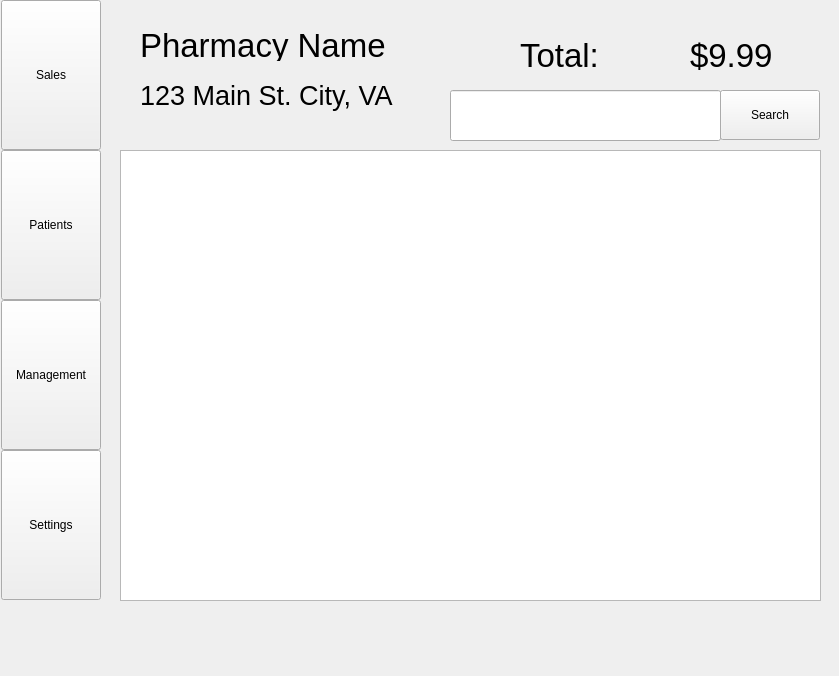
Old version of the form mainwindow.ui in the repository WNewsome/Pharmaceutical-Point-of-Sale.
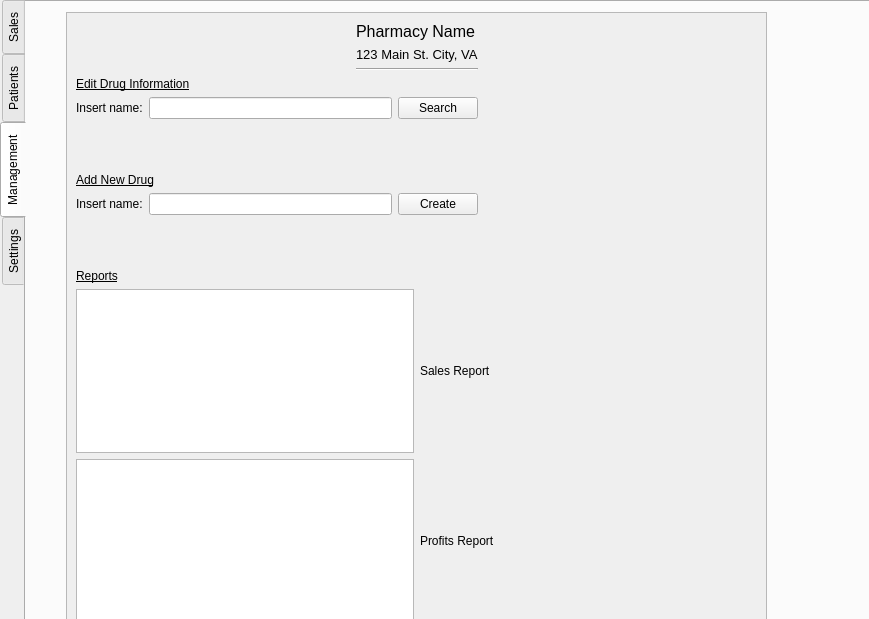
New version of the form. The open tabs and pages were chosen to show the change.

Commit message:
Setting/Managment
Added more to mangament/Added settings

Patch:
```diff
--- a/mainwindow.ui
+++ b/mainwindow.ui
@@ -6,8 +6,8 @@
    <rect>
     <x>0</x>
     <y>0</y>
-    <width>839</width>
-    <height>676</height>
+    <width>869</width>
+    <height>619</height>
    </rect>
   </property>
   <property name="windowTitle">
@@ -17,193 +17,579 @@
    <bool>true</bool>
   </property>
   <widget class="QWidget" name="centralwidget">
-   <widget class="QWidget" name="gridLayoutWidget">
+   <widget class="QTabWidget" name="tabWidget">
     <property name="geometry">
      <rect>
       <x>0</x>
       <y>0</y>
-      <width>102</width>
-      <height>601</height>
+      <width>871</width>
+      <height>681</height>
      </rect>
     </property>
-    <layout class="QGridLayout" name="gridLayout">
-     <property name="verticalSpacing">
-      <number>0</number>
-     </property>
-     <item row="0" column="0">
-      <widget class="QPushButton" name="pushButton">
-       <property name="maximumSize">
-        <size>
-         <width>100</width>
-         <height>150</height>
-        </size>
+    <property name="layoutDirection">
+     <enum>Qt::LeftToRight</enum>
+    </property>
+    <property name="tabPosition">
+     <enum>QTabWidget::West</enum>
+    </property>
+    <property name="currentIndex">
+     <number>3</number>
+    </property>
+    <widget class="QWidget" name="tab">
+     <attribute name="title">
+      <string>Sales</string>
+     </attribute>
+     <widget class="QLabel" name="label">
+      <property name="geometry">
+       <rect>
+        <x>400</x>
+        <y>20</y>
+        <width>131</width>
+        <height>51</height>
+       </rect>
+      </property>
+      <property name="font">
+       <font>
+        <pointsize>25</pointsize>
+       </font>
+      </property>
+      <property name="text">
+       <string>Total:</string>
+      </property>
+     </widget>
+     <widget class="QPushButton" name="search_button">
+      <property name="geometry">
+       <rect>
+        <x>650</x>
+        <y>80</y>
+        <width>100</width>
+        <height>50</height>
+       </rect>
+      </property>
+      <property name="maximumSize">
+       <size>
+        <width>100</width>
+        <height>100</height>
+       </size>
+      </property>
+      <property name="text">
+       <string>Search</string>
+      </property>
+     </widget>
+     <widget class="QLabel" name="label_4">
+      <property name="geometry">
+       <rect>
+        <x>40</x>
+        <y>70</y>
+        <width>311</width>
+        <height>31</height>
+       </rect>
+      </property>
+      <property name="font">
+       <font>
+        <pointsize>20</pointsize>
+       </font>
+      </property>
+      <property name="text">
+       <string>123 Main St. City, VA</string>
+      </property>
+     </widget>
+     <widget class="QListWidget" name="items_list">
+      <property name="geometry">
+       <rect>
+        <x>50</x>
+        <y>140</y>
+        <width>701</width>
+        <height>451</height>
+       </rect>
+      </property>
+      <property name="font">
+       <font>
+        <pointsize>15</pointsize>
+       </font>
+      </property>
+     </widget>
+     <widget class="QLineEdit" name="search_lineEdit">
+      <property name="geometry">
+       <rect>
+        <x>380</x>
+        <y>80</y>
+        <width>271</width>
+        <height>51</height>
+       </rect>
+      </property>
+      <property name="font">
+       <font>
+        <pointsize>13</pointsize>
+       </font>
+      </property>
+     </widget>
+     <widget class="QLabel" name="label_3">
+      <property name="geometry">
+       <rect>
+        <x>40</x>
+        <y>0</y>
+        <width>311</width>
+        <height>71</height>
+       </rect>
+      </property>
+      <property name="font">
+       <font>
+        <pointsize>25</pointsize>
+       </font>
+      </property>
+      <property name="text">
+       <string>Pharmacy Name</string>
+      </property>
+     </widget>
+     <widget class="QLabel" name="label_2">
+      <property name="geometry">
+       <rect>
+        <x>620</x>
+        <y>30</y>
+        <width>121</width>
+        <height>41</height>
+       </rect>
+      </property>
+      <property name="font">
+       <font>
+        <pointsize>25</pointsize>
+       </font>
+      </property>
+      <property name="text">
+       <string>$9.99</string>
+      </property>
+     </widget>
+    </widget>
+    <widget class="QWidget" name="tab_2">
+     <attribute name="title">
+      <string>Patients</string>
+     </attribute>
+    </widget>
+    <widget class="QWidget" name="tab_3">
+     <attribute name="title">
+      <string>Management</string>
+     </attribute>
+     <widget class="QScrollArea" name="scrollArea">
+      <property name="geometry">
+       <rect>
+        <x>40</x>
+        <y>10</y>
+        <width>701</width>
+        <height>621</height>
+       </rect>
+      </property>
+      <property name="minimumSize">
+       <size>
+        <width>0</width>
+        <height>501</height>
+       </size>
+      </property>
+      <property name="widgetResizable">
+       <bool>true</bool>
+      </property>
+      <widget class="QWidget" name="scrollAreaWidgetContents">
+       <property name="geometry">
+        <rect>
+         <x>0</x>
+         <y>0</y>
+         <width>699</width>
+         <height>619</height>
+        </rect>
        </property>
-       <property name="text">
-        <string>Sales</string>
-       </property>
+       <layout class="QGridLayout" name="gridLayout_4">
+        <item row="1" column="1" colspan="2">
+         <widget class="QLabel" name="label_9">
+          <property name="font">
+           <font>
+            <pointsize>10</pointsize>
+           </font>
+          </property>
+          <property name="text">
+           <string>123 Main St. City, VA</string>
+          </property>
+         </widget>
+        </item>
+        <item row="2" column="1" colspan="2">
+         <widget class="Line" name="line">
+          <property name="orientation">
+           <enum>Qt::Horizontal</enum>
+          </property>
+         </widget>
+        </item>
+        <item row="9" column="2" colspan="2">
+         <widget class="QLabel" name="label_10">
+          <property name="text">
+           <string>Profits Report</string>
+          </property>
+         </widget>
+        </item>
+        <item row="0" column="3" rowspan="3">
+         <spacer name="horizontalSpacer_3">
+          <property name="orientation">
+           <enum>Qt::Horizontal</enum>
+          </property>
+          <property name="sizeHint" stdset="0">
+           <size>
+            <width>178</width>
+            <height>48</height>
+           </size>
+          </property>
+         </spacer>
+        </item>
+        <item row="0" column="1" colspan="2">
+         <widget class="QLabel" name="label_6">
+          <property name="font">
+           <font>
+            <pointsize>12</pointsize>
+           </font>
+          </property>
+          <property name="text">
+           <string>Pharmacy Name</string>
+          </property>
+         </widget>
+        </item>
+        <item row="8" column="0" colspan="2">
+         <widget class="QGraphicsView" name="graphicsView"/>
+        </item>
+        <item row="9" column="0" colspan="2">
+         <widget class="QGraphicsView" name="graphicsView_2"/>
+        </item>
+        <item row="3" column="0" colspan="3">
+         <layout class="QGridLayout" name="gridLayout_2">
+          <item row="0" column="0" colspan="2">
+           <widget class="QLabel" name="label_5">
+            <property name="font">
+             <font>
+              <pointsize>9</pointsize>
+              <underline>true</underline>
+             </font>
+            </property>
+            <property name="text">
+             <string>Edit Drug Information</string>
+            </property>
+           </widget>
+          </item>
+          <item row="1" column="0">
+           <widget class="QLabel" name="label_7">
+            <property name="text">
+             <string>Insert name:</string>
+            </property>
+           </widget>
+          </item>
+          <item row="1" column="1">
+           <widget class="QLineEdit" name="lineEdit"/>
+          </item>
+          <item row="1" column="2">
+           <widget class="QPushButton" name="pushButton_5">
+            <property name="text">
+             <string>Search</string>
+            </property>
+           </widget>
+          </item>
+         </layout>
+        </item>
+        <item row="8" column="2" colspan="2">
+         <widget class="QLabel" name="label_8">
+          <property name="text">
+           <string>Sales Report</string>
+          </property>
+         </widget>
+        </item>
+        <item row="0" column="0" rowspan="3">
+         <spacer name="horizontalSpacer_4">
+          <property name="orientation">
+           <enum>Qt::Horizontal</enum>
+          </property>
+          <property name="sizeHint" stdset="0">
+           <size>
+            <width>177</width>
+            <height>48</height>
+           </size>
+          </property>
+         </spacer>
+        </item>
+        <item row="6" column="0" colspan="4">
+         <spacer name="horizontalSpacer_2">
+          <property name="orientation">
+           <enum>Qt::Horizontal</enum>
+          </property>
+          <property name="sizeHint" stdset="0">
+           <size>
+            <width>528</width>
+            <height>48</height>
+           </size>
+          </property>
+         </spacer>
+        </item>
+        <item row="7" column="0">
+         <widget class="QLabel" name="label_11">
+          <property name="font">
+           <font>
+            <pointsize>9</pointsize>
+            <underline>true</underline>
+           </font>
+          </property>
+          <property name="text">
+           <string>Reports</string>
+          </property>
+         </widget>
+        </item>
+        <item row="5" column="0" colspan="3">
+         <layout class="QGridLayout" name="gridLayout_3">
+          <item row="0" column="0" colspan="2">
+           <widget class="QLabel" name="label_12">
+            <property name="font">
+             <font>
+              <pointsize>9</pointsize>
+              <underline>true</underline>
+             </font>
+            </property>
+            <property name="text">
+             <string>Add New Drug</string>
+            </property>
+           </widget>
+          </item>
+          <item row="1" column="0">
+           <widget class="QLabel" name="label_13">
+            <property name="text">
+             <string>Insert name:</string>
+            </property>
+           </widget>
+          </item>
+          <item row="1" column="1">
+           <widget class="QLineEdit" name="lineEdit_2"/>
+          </item>
+          <item row="1" column="2">
+           <widget class="QPushButton" name="pushButton_6">
+            <property name="text">
+             <string>Create</string>
+            </property>
+           </widget>
+          </item>
+         </layout>
+        </item>
+        <item row="4" column="0" colspan="4">
+         <spacer name="horizontalSpacer">
+          <property name="orientation">
+           <enum>Qt::Horizontal</enum>
+          </property>
+          <property name="sizeHint" stdset="0">
+           <size>
+            <width>528</width>
+            <height>48</height>
+           </size>
+          </property>
+         </spacer>
+        </item>
+       </layout>
       </widget>
-     </item>
-     <item row="2" column="0">
-      <widget class="QPushButton" name="pushButton_3">
-       <property name="minimumSize">
-        <size>
-         <width>100</width>
-         <height>150</height>
-        </size>
+     </widget>
+    </widget>
+    <widget class="QWidget" name="tab_4">
+     <attribute name="title">
+      <string>Settings</string>
+     </attribute>
+     <widget class="QScrollArea" name="scrollArea_2">
+      <property name="geometry">
+       <rect>
+        <x>50</x>
+        <y>20</y>
+        <width>581</width>
+        <height>561</height>
+       </rect>
+      </property>
+      <property name="widgetResizable">
+       <bool>true</bool>
+      </property>
+      <widget class="QWidget" name="scrollAreaWidgetContents_2">
+       <property name="geometry">
+        <rect>
+         <x>0</x>
+         <y>0</y>
+         <width>579</width>
+         <height>559</height>
+        </rect>
        </property>
-       <property name="text">
-        <string>Management</string>
-       </property>
+       <widget class="QLabel" name="label_14">
+        <property name="geometry">
+         <rect>
+          <x>30</x>
+          <y>40</y>
+          <width>111</width>
+          <height>16</height>
+         </rect>
+        </property>
+        <property name="font">
+         <font>
+          <pointsize>9</pointsize>
+         </font>
+        </property>
+        <property name="text">
+         <string>Company Name:</string>
+        </property>
+       </widget>
+       <widget class="QLabel" name="label_15">
+        <property name="geometry">
+         <rect>
+          <x>30</x>
+          <y>260</y>
+          <width>55</width>
+          <height>16</height>
+         </rect>
+        </property>
+        <property name="text">
+         <string>Logo:</string>
+        </property>
+       </widget>
+       <widget class="QLabel" name="label_16">
+        <property name="geometry">
+         <rect>
+          <x>30</x>
+          <y>70</y>
+          <width>55</width>
+          <height>16</height>
+         </rect>
+        </property>
+        <property name="font">
+         <font>
+          <pointsize>9</pointsize>
+         </font>
+        </property>
+        <property name="text">
+         <string>Address:</string>
+        </property>
+       </widget>
+       <widget class="QPushButton" name="pushButton">
+        <property name="geometry">
+         <rect>
+          <x>400</x>
+          <y>500</y>
+          <width>121</width>
+          <height>28</height>
+         </rect>
+        </property>
+        <property name="text">
+         <string>Save these changes</string>
+        </property>
+       </widget>
+       <widget class="QLineEdit" name="lineEdit_3">
+        <property name="geometry">
+         <rect>
+          <x>150</x>
+          <y>40</y>
+          <width>113</width>
+          <height>22</height>
+         </rect>
+        </property>
+       </widget>
+       <widget class="QLineEdit" name="lineEdit_4">
+        <property name="geometry">
+         <rect>
+          <x>150</x>
+          <y>70</y>
+          <width>113</width>
+          <height>22</height>
+         </rect>
+        </property>
+       </widget>
+       <widget class="QGraphicsView" name="graphicsView_3">
+        <property name="geometry">
+         <rect>
+          <x>100</x>
+          <y>280</y>
+          <width>181</width>
+          <height>151</height>
+         </rect>
+        </property>
+       </widget>
+       <widget class="QLabel" name="label_17">
+        <property name="geometry">
+         <rect>
+          <x>30</x>
+          <y>100</y>
+          <width>55</width>
+          <height>16</height>
+         </rect>
+        </property>
+        <property name="font">
+         <font>
+          <pointsize>9</pointsize>
+         </font>
+        </property>
+        <property name="text">
+         <string>City:</string>
+        </property>
+       </widget>
+       <widget class="QLabel" name="label_18">
+        <property name="geometry">
+         <rect>
+          <x>30</x>
+          <y>130</y>
+          <width>55</width>
+          <height>16</height>
+         </rect>
+        </property>
+        <property name="font">
+         <font>
+          <pointsize>9</pointsize>
+         </font>
+        </property>
+        <property name="text">
+         <string>State:</string>
+        </property>
+       </widget>
+       <widget class="QLineEdit" name="lineEdit_5">
+        <property name="geometry">
+         <rect>
+          <x>150</x>
+          <y>100</y>
+          <width>113</width>
+          <height>22</height>
+         </rect>
+        </property>
+       </widget>
+       <widget class="QLineEdit" name="lineEdit_6">
+        <property name="geometry">
+         <rect>
+          <x>150</x>
+          <y>130</y>
+          <width>113</width>
+          <height>22</height>
+         </rect>
+        </property>
+       </widget>
+       <widget class="QLabel" name="label_19">
+        <property name="geometry">
+         <rect>
+          <x>30</x>
+          <y>170</y>
+          <width>71</width>
+          <height>16</height>
+         </rect>
+        </property>
+        <property name="font">
+         <font>
+          <pointsize>9</pointsize>
+         </font>
+        </property>
+        <property name="text">
+         <string>Zip code:</string>
+        </property>
+       </widget>
+       <widget class="QLineEdit" name="lineEdit_7">
+        <property name="geometry">
+         <rect>
+          <x>150</x>
+          <y>170</y>
+          <width>113</width>
+          <height>22</height>
+         </rect>
+        </property>
+       </widget>
       </widget>
-     </item>
-     <item row="1" column="0">
-      <widget class="QPushButton" name="pushButton_2">
-       <property name="minimumSize">
-        <size>
-         <width>100</width>
-         <height>150</height>
-        </size>
-       </property>
-       <property name="text">
-        <string>Patients</string>
-       </property>
-      </widget>
-     </item>
-     <item row="3" column="0">
-      <widget class="QPushButton" name="pushButton_4">
-       <property name="minimumSize">
-        <size>
-         <width>100</width>
-         <height>150</height>
-        </size>
-       </property>
-       <property name="text">
-        <string>Settings</string>
-       </property>
-      </widget>
-     </item>
-    </layout>
-   </widget>
-   <widget class="QListWidget" name="items_list">
-    <property name="geometry">
-     <rect>
-      <x>120</x>
-      <y>150</y>
-      <width>701</width>
-      <height>451</height>
-     </rect>
-    </property>
-    <property name="font">
-     <font>
-      <pointsize>15</pointsize>
-     </font>
-    </property>
-   </widget>
-   <widget class="QPushButton" name="search_button">
-    <property name="geometry">
-     <rect>
-      <x>720</x>
-      <y>90</y>
-      <width>100</width>
-      <height>50</height>
-     </rect>
-    </property>
-    <property name="maximumSize">
-     <size>
-      <width>100</width>
-      <height>100</height>
-     </size>
-    </property>
-    <property name="text">
-     <string>Search</string>
-    </property>
-   </widget>
-   <widget class="QLabel" name="label">
-    <property name="geometry">
-     <rect>
-      <x>520</x>
-      <y>40</y>
-      <width>111</width>
-      <height>31</height>
-     </rect>
-    </property>
-    <property name="font">
-     <font>
-      <pointsize>25</pointsize>
-     </font>
-    </property>
-    <property name="text">
-     <string>Total:</string>
-    </property>
-   </widget>
-   <widget class="QLabel" name="label_2">
-    <property name="geometry">
-     <rect>
-      <x>690</x>
-      <y>40</y>
-      <width>91</width>
-      <height>31</height>
-     </rect>
-    </property>
-    <property name="font">
-     <font>
-      <pointsize>25</pointsize>
-     </font>
-    </property>
-    <property name="text">
-     <string>$9.99</string>
-    </property>
-   </widget>
-   <widget class="QLabel" name="label_3">
-    <property name="geometry">
-     <rect>
-      <x>140</x>
-      <y>30</y>
-      <width>261</width>
-      <height>31</height>
-     </rect>
-    </property>
-    <property name="font">
-     <font>
-      <pointsize>25</pointsize>
-     </font>
-    </property>
-    <property name="text">
-     <string>Pharmacy Name</string>
-    </property>
-   </widget>
-   <widget class="QLabel" name="label_4">
-    <property name="geometry">
-     <rect>
-      <x>140</x>
-      <y>80</y>
-      <width>261</width>
-      <height>31</height>
-     </rect>
-    </property>
-    <property name="font">
-     <font>
-      <pointsize>20</pointsize>
-     </font>
-    </property>
-    <property name="text">
-     <string>123 Main St. City, VA</string>
-    </property>
-   </widget>
-   <widget class="QLineEdit" name="search_lineEdit">
-    <property name="geometry">
-     <rect>
-      <x>450</x>
-      <y>90</y>
-      <width>271</width>
-      <height>51</height>
-     </rect>
-    </property>
-    <property name="font">
-     <font>
-      <pointsize>13</pointsize>
-     </font>
-    </property>
+     </widget>
+    </widget>
    </widget>
   </widget>
  </widget>
```
The commit also changes 7 other files.
